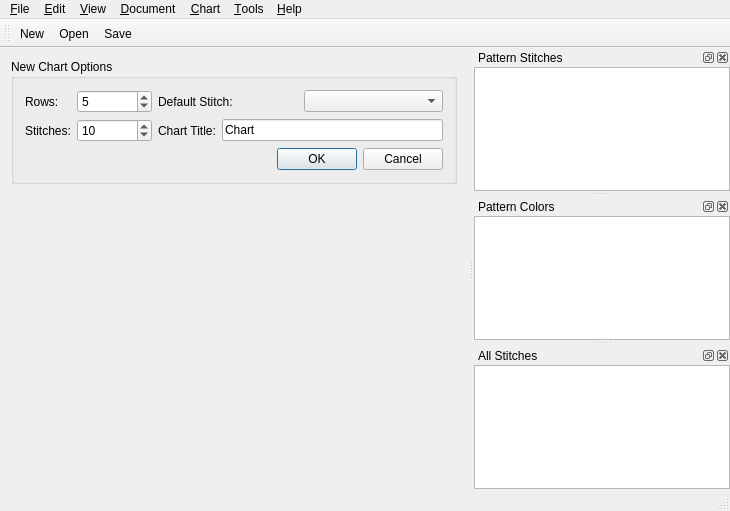
Before: the Qt Designer form src/mainwindow.ui in iPenguin/CrochetCharts, drawn with Qt 5.
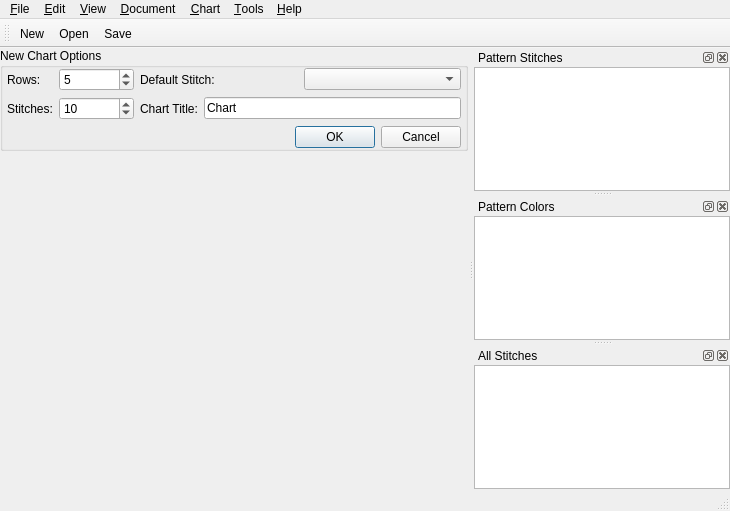
After: the same form once the commit is applied. Icons and pictures are not drawn.

Commit message: Fix the margins on the New chart dialog

```diff
--- a/src/mainwindow.ui
+++ b/src/mainwindow.ui
@@ -19,12 +19,27 @@
   </property>
   <widget class="QWidget" name="centralWidget">
    <layout class="QVBoxLayout" name="verticalLayout_2">
+    <property name="margin">
+     <number>0</number>
+    </property>
     <item>
      <widget class="QGroupBox" name="newDocument">
       <property name="title">
        <string>New Chart Options</string>
       </property>
       <layout class="QGridLayout" name="gridLayout_2">
+       <property name="leftMargin">
+        <number>4</number>
+       </property>
+       <property name="topMargin">
+        <number>0</number>
+       </property>
+       <property name="rightMargin">
+        <number>4</number>
+       </property>
+       <property name="bottomMargin">
+        <number>0</number>
+       </property>
        <item row="0" column="1">
         <layout class="QHBoxLayout" name="horizontalLayout_3">
          <item>
```
